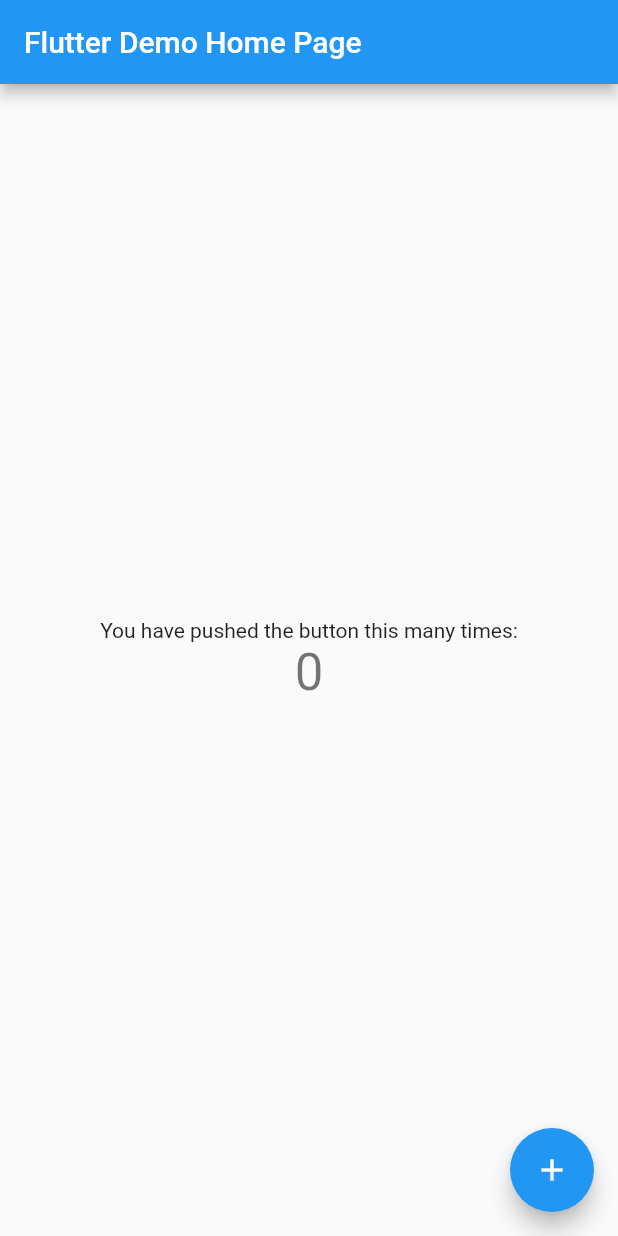
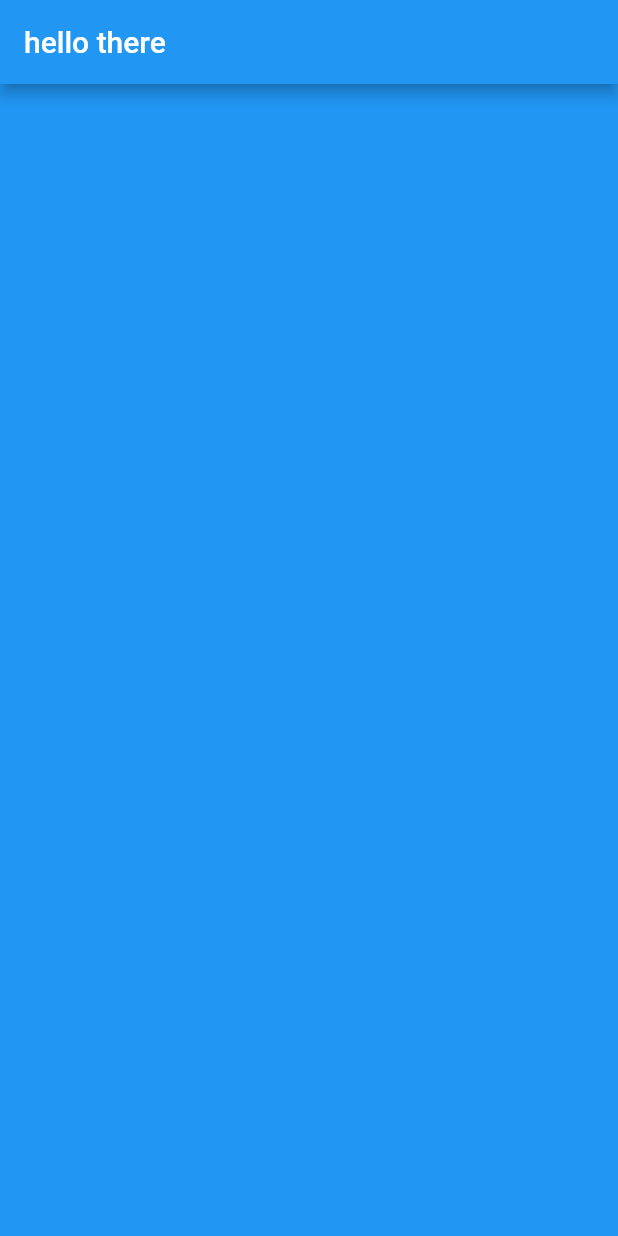
Before and after one commit to Skhoooler/villadex, a Flutter app: the screen it shows after launch, on a phone screen of 412 x 824 dp. Run offline on Flutter 3.47's test engine with Material 2 defaults, Android fonts, the phone set to English and light mode, and no system bars.

Commit message:
Boilerplate code with extraneous stuff replaced

```diff
--- a/lib/main.dart
+++ b/lib/main.dart
@@ -13,103 +13,30 @@ class MyApp extends StatelessWidget {
     return MaterialApp(
       title: 'Flutter Demo',
       theme: ThemeData(
-        // This is the theme of your application.
-        //
-        // Try running your application with "flutter run". You'll see the
-        // application has a blue toolbar. Then, without quitting the app, try
-        // changing the primarySwatch below to Colors.green and then invoke
-        // "hot reload" (press "r" in the console where you ran "flutter run",
-        // or simply save your changes to "hot reload" in a Flutter IDE).
-        // Notice that the counter didn't reset back to zero; the application
-        // is not restarted.
         primarySwatch: Colors.blue,
       ),
-      home: const MyHomePage(title: 'Flutter Demo Home Page'),
+      home: const MyHomePage(),
     );
   }
 }
 
 class MyHomePage extends StatefulWidget {
-  const MyHomePage({Key? key, required this.title}) : super(key: key);
-
-  // This widget is the home page of your application. It is stateful, meaning
-  // that it has a State object (defined below) that contains fields that affect
-  // how it looks.
-
-  // This class is the configuration for the state. It holds the values (in this
-  // case the title) provided by the parent (in this case the App widget) and
-  // used by the build method of the State. Fields in a Widget subclass are
-  // always marked "final".
-
-  final String title;
+  const MyHomePage({Key? key}) : super(key: key);
 
   @override
   State<MyHomePage> createState() => _MyHomePageState();
 }
 
 class _MyHomePageState extends State<MyHomePage> {
-  int _counter = 0;
-
-  void _incrementCounter() {
-    setState(() {
-      // This call to setState tells the Flutter framework that something has
-      // changed in this State, which causes it to rerun the build method below
-      // so that the display can reflect the updated values. If we changed
-      // _counter without calling setState(), then the build method would not be
-      // called again, and so nothing would appear to happen.
-      _counter++;
-    });
-  }
 
   @override
   Widget build(BuildContext context) {
-    // This method is rerun every time setState is called, for instance as done
-    // by the _incrementCounter method above.
-    //
-    // The Flutter framework has been optimized to make rerunning build methods
-    // fast, so that you can just rebuild anything that needs updating rather
-    // than having to individually change instances of widgets.
+
     return Scaffold(
       appBar: AppBar(
-        // Here we take the value from the MyHomePage object that was created by
-        // the App.build method, and use it to set our appbar title.
-        title: Text(widget.title),
+        title: Text('hello there'),
       ),
-      body: Center(
-        // Center is a layout widget. It takes a single child and positions it
-        // in the middle of the parent.
-        child: Column(
-          // Column is also a layout widget. It takes a list of children and
-          // arranges them vertically. By default, it sizes itself to fit its
-          // children horizontally, and tries to be as tall as its parent.
-          //
-          // Invoke "debug painting" (press "p" in the console, choose the
-          // "Toggle Debug Paint" action from the Flutter Inspector in Android
-          // Studio, or the "Toggle Debug Paint" command in Visual Studio Code)
-          // to see the wireframe for each widget.
-          //
-          // Column has various properties to control how it sizes itself and
-          // how it positions its children. Here we use mainAxisAlignment to
-          // center the children vertically; the main axis here is the vertical
-          // axis because Columns are vertical (the cross axis would be
-          // horizontal).
-          mainAxisAlignment: MainAxisAlignment.center,
-          children: <Widget>[
-            const Text(
-              'You have pushed the button this many times:',
-            ),
-            Text(
-              '$_counter',
-              style: Theme.of(context).textTheme.headline4,
-            ),
-          ],
-        ),
-      ),
-      floatingActionButton: FloatingActionButton(
-        onPressed: _incrementCounter,
-        tooltip: 'Increment',
-        child: const Icon(Icons.add),
-      ), // This trailing comma makes auto-formatting nicer for build methods.
+      body: Container(color: Colors.blue,)
     );
   }
 }
```
